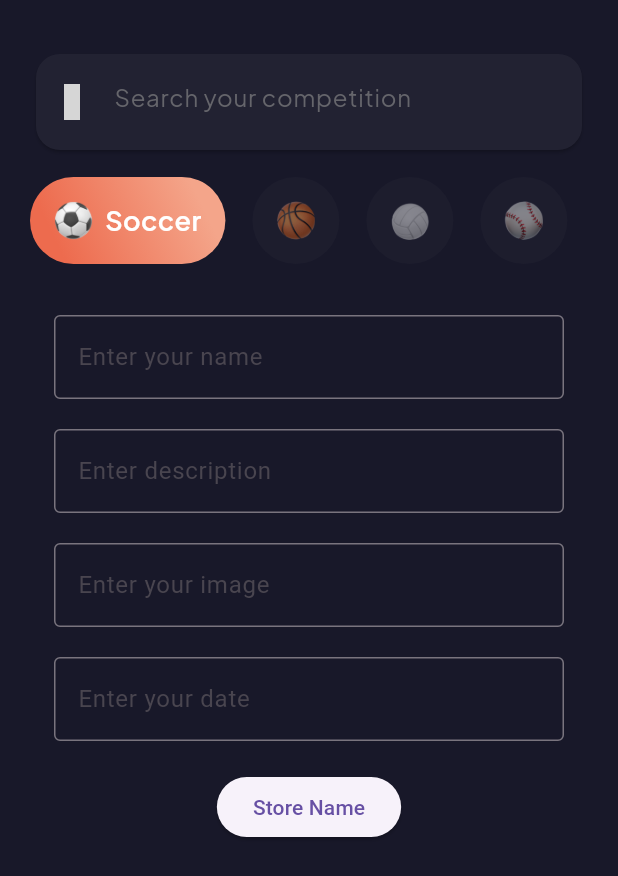
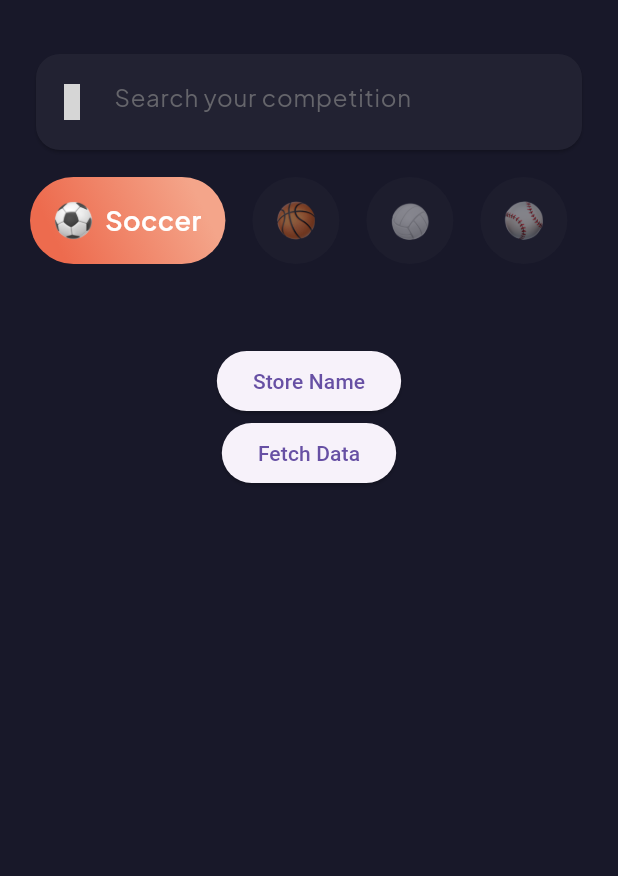
Before and after one commit to xyzuan/livescore_app, a Flutter app: the StandingsPage screen opened by its route, on a phone screen of 412 x 824 dp. Shown: the top 876 px of the screen. Run offline on Flutter 3.47's test engine with Material 3 defaults, Android fonts, the phone set to English and light mode, and no system bars; our stand-ins replace appwrite, firebase_auth, firebase_core, firebase_messaging, flutter_local_notifications, flutter_svg and 5 more; missing offline and left inert: flutter_facebook_auth, twitter_login; accounts and stored records are empty; project files that could hold a hidden picture were left out; grey boxes are pictures that could not be loaded.

Commit message:
main: Get Data from appwrite

```diff
--- a/lib/screen/home/standings/standings_screen.dart
+++ b/lib/screen/home/standings/standings_screen.dart
@@ -1,3 +1,5 @@
+import 'dart:convert';
+
 import 'package:flutter/material.dart';
 import 'package:get/get.dart';
 import 'package:iconly/iconly.dart';
@@ -8,6 +10,8 @@ import 'package:livescore/widgets/category_card.dart';
 import 'package:livescore/widgets/text_fields.dart';
 
 import '../../../constant/sports.dart';
+
+final StandingsController standingsController = Get.find();
 
 class StandingsPage extends GetView<StandingsController> {
   const StandingsPage({super.key});
@@ -57,51 +61,51 @@ class StandingsPage extends GetView<StandingsController> {
             child: Column(
               mainAxisAlignment: MainAxisAlignment.start,
               children: <Widget>[
-                TextField(
-                  controller: controller.nameController,
-                  decoration: InputDecoration(
-                    labelText: 'Enter your name',
-                    border: OutlineInputBorder(),
-                  ),
-                ),
-                SizedBox(height: 20),
-                TextField(
-                  controller: controller.descriptionController,
-                  decoration: InputDecoration(
-                    labelText: 'Enter description',
-                    border: OutlineInputBorder(),
-                  ),
-                ),
-                SizedBox(height: 20),
-                TextField(
-                  controller: controller.imageController,
-                  decoration: InputDecoration(
-                    labelText: 'Enter your image',
-                    border: OutlineInputBorder(),
-                  ),
-                ),
-                SizedBox(height: 20),
-                TextFormField(
-                  controller: controller.dateController,
-                  decoration: InputDecoration(
-                    labelText: 'Enter your date',
-                    border: OutlineInputBorder(),
-                  ),
-                  onTap: () async {
-                    DateTime? selectedDate = await showDatePicker(
-                      context: context,
-                      initialDate: DateTime.now(),
-                      firstDate: DateTime(2000),
-                      lastDate: DateTime(2101),
-                    );
+                // TextField(
+                //   controller: controller.nameController,
+                //   decoration: InputDecoration(
+                //     labelText: 'Enter your name',
+                //     border: OutlineInputBorder(),
+                //   ),
+                // ),
+                // SizedBox(height: 20),
+                // TextField(
+                //   controller: controller.descriptionController,
+                //   decoration: InputDecoration(
+                //     labelText: 'Enter description',
+                //     border: OutlineInputBorder(),
+                //   ),
+                // ),
+                // SizedBox(height: 20),
+                // TextField(
+                //   controller: controller.imageController,
+                //   decoration: InputDecoration(
+                //     labelText: 'Enter your image',
+                //     border: OutlineInputBorder(),
+                //   ),
+                // ),
+                // SizedBox(height: 20),
+                // TextFormField(
+                //   controller: controller.dateController,
+                //   decoration: InputDecoration(
+                //     labelText: 'Enter your date',
+                //     border: OutlineInputBorder(),
+                //   ),
+                //   onTap: () async {
+                //     DateTime? selectedDate = await showDatePicker(
+                //       context: context,
+                //       initialDate: DateTime.now(),
+                //       firstDate: DateTime(2000),
+                //       lastDate: DateTime(2101),
+                //     );
 
-                    if (selectedDate != null) {
-                      // Handle the selected date here, you can update the controller or perform other actions
-                      controller.dateController.text =
-                          DateFormat('yyyy-MM-dd').format(selectedDate);
-                    }
-                  },
-                ),
+                //     if (selectedDate != null) {
+                //       // Handle the selected date here, you can update the controller or perform other actions
+                //       controller.dateController.text =
+                //           DateFormat('yyyy-MM-dd').format(selectedDate);
+                //     }
+                //   },
+                // ),
                 SizedBox(height: 20),
                 ElevatedButton(
                   onPressed: () {
@@ -123,6 +127,34 @@ class StandingsPage extends GetView<StandingsController> {
                   },
                   child: Text('Store Name'),
                 ),
+                ElevatedButton(
+                  onPressed: () {
+                    controller.fetchData();
+                  },
+                  child: Text('Fetch Data'),
+                ),
+                Container(
+                  height: 500,
+                  child: Obx(
+                    () => ListView.builder(
+                      itemCount: controller.documents.length,
+                      itemBuilder: (context, index) {
+                        var document = controller.documents[index];
+
+                        return ListTile(
+                          title: Text(
+                            "${jsonEncode(document.data["name"]).replaceAll('"', '')}",
+                            style: TextStyle(color: Colors.white),
+                          ),
+                          subtitle: Text(
+                            "${jsonEncode(document.data["description"]).replaceAll('"', '')}",
+                            style: TextStyle(color: Colors.white),
+                          ),
+                        );
+                      },
+                    ),
+                  ),
+                )
               ],
             ),
           ),
```
Also changed, not shown: lib/screen/home/standings/standings_controller.dart (+17 -4 lines).
